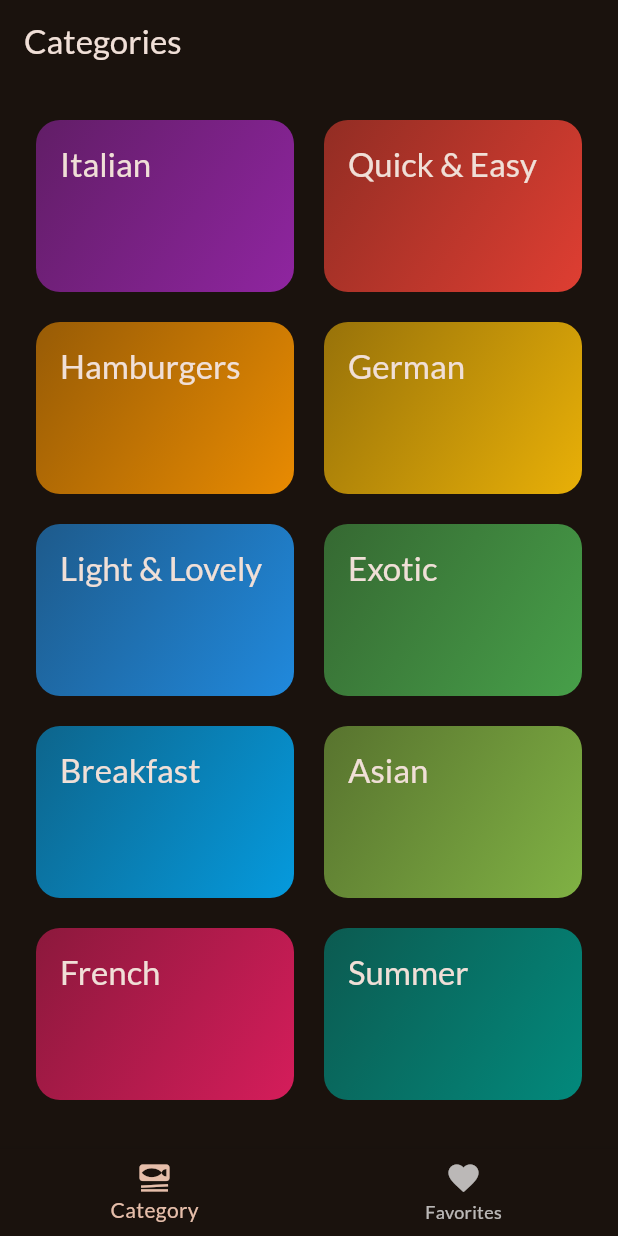
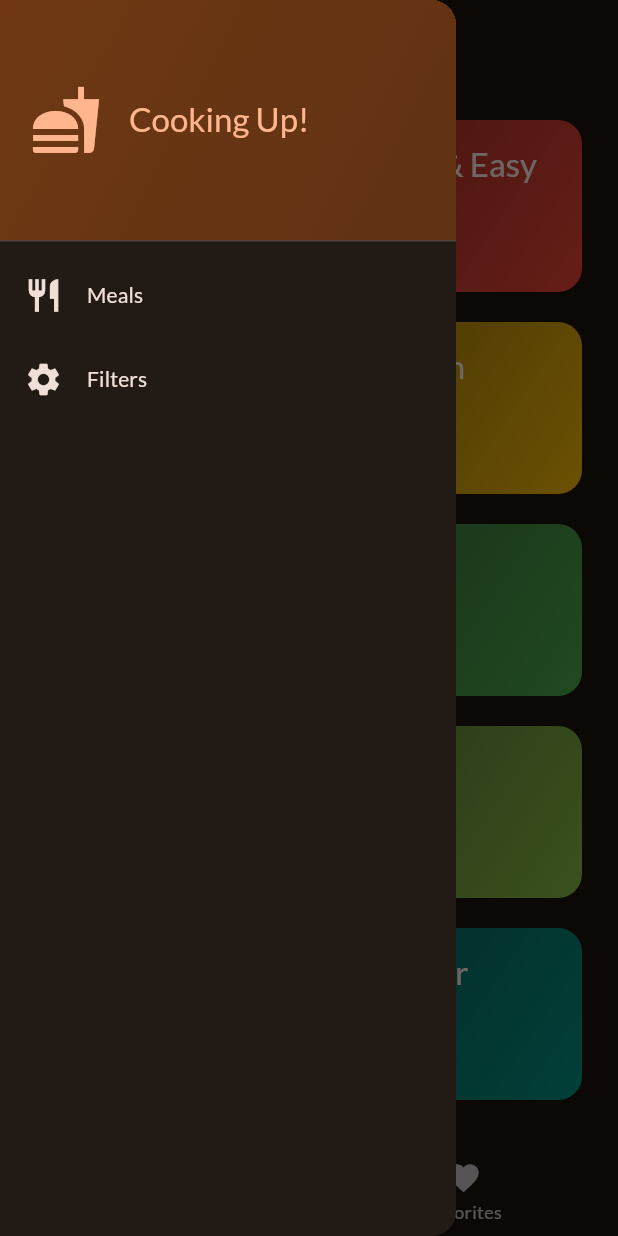
Before and after one commit to Selvababu93/mealsApp, a Flutter app: the screen it shows after launch, with the side drawer open (before the commit the screen has no drawer), on a phone screen of 412 x 824 dp. Run offline on Flutter 3.47's test engine with Material 3 defaults, Android fonts, the phone set to English and light mode, and no system bars; our stand-ins replace google_fonts, transparent_image.

Commit message:
saving filters state

```diff
--- a/lib/screens/categories.dart
+++ b/lib/screens/categories.dart
@@ -1,23 +1,37 @@
 import 'package:flutter/material.dart';
 import 'package:meals_app/data/dummy_data.dart';
 import 'package:meals_app/models/category.dart';
+import 'package:meals_app/models/meal.dart';
 import 'package:meals_app/screens/meals.dart';
 import 'package:meals_app/widgets/category_grid_item.dart';
 
 class CategoryScreen extends StatelessWidget {
-  const CategoryScreen({super.key});
+  const CategoryScreen({super.key, required this.onToggleFavorite, required this.availableMeals});
+
+  final void Function(Meal meal) onToggleFavorite;
+
+  // receiving filtered meals from tab screen (veg, gluten, vegan)
+  final List<Meal> availableMeals;
 
   // to navigate to mealScreen
   void _selectCategory(BuildContext context, Category category) {
     // Filter the meals for selected category
-    final filteredMeals = dummyMeals
-        .where((meal) => meal.categories.contains(category.id))
+    final filteredMeals = availableMeals
+        .where((meal) => meal.categories.contains((category.id)))
         .toList();
+    // Filter the meals for selected category
+    // final filteredMeals = dummyMeals
+    //     .where((meal) => meal.categories.contains((category.id)))
+    //     .toList();
 
     // Routing to other screen
     Navigator.of(context).push(
       MaterialPageRoute(
-        builder: (ctx) => MealsScreen(title: category.title, meals: filteredMeals),
+        builder: (ctx) => MealsScreen(
+          title: category.title,
+          meals: filteredMeals,
+          onToggleFavorite: onToggleFavorite,
+        ),
       ),
     );
   }
--- a/lib/screens/tabs.dart
+++ b/lib/screens/tabs.dart
@@ -1,6 +1,17 @@
 import 'package:flutter/material.dart';
+import 'package:meals_app/data/dummy_data.dart';
+import 'package:meals_app/models/meal.dart';
 import 'package:meals_app/screens/categories.dart';
+import 'package:meals_app/screens/filters.dart';
 import 'package:meals_app/screens/meals.dart';
+import 'package:meals_app/widgets/main_drawer.dart';
+
+const kInitialFilters = {
+  Filter.glutenFree: false,
+  Filter.lactoseFree: false,
+  Filter.vegetarian: false,
+  Filter.vegan: false,
+};
 
 class TabsScreen extends StatefulWidget {
   const TabsScreen({super.key});
@@ -10,6 +21,31 @@ class TabsScreen extends StatefulWidget {
 
 class _TabsScreenState extends State<TabsScreen> {
   int _selectedPageIndex = 0;
+  final List<Meal> _favoriteMeals = [];
+
+  Map<Filter, bool> _selectedFilters = kInitialFilters;
+
+  // this func used to show msg after adding or removing meal to favorites
+  void _showInfoMessage(String message) {
+    ScaffoldMessenger.of(context).clearSnackBars();
+    ScaffoldMessenger.of(context).showSnackBar(SnackBar(content: Text(message)));
+  }
+
+  //   favorites add and remove func
+  void _toggleMealFavoriteStatus(Meal meal) {
+    final isExisting = _favoriteMeals.contains(meal);
+    if (isExisting) {
+      setState(() {
+        _favoriteMeals.remove(meal);
+        _showInfoMessage(meal.title + ' removed from Fav');
+      });
+    } else {
+      setState(() {
+        _favoriteMeals.add(meal);
+        _showInfoMessage(meal.title + ' added to Fav');
+      });
+    }
+  }
 
   void _selectPage(int index) {
     setState(() {
@@ -17,17 +53,51 @@ class _TabsScreenState extends State<TabsScreen> {
     });
   }
 
+  void _setScreen(String identifier) async {
+    Navigator.of(context).pop();
+    if (identifier == 'filters') {
+      final result = await Navigator.of(context).push<Map<Filter, bool>>(
+        MaterialPageRoute(builder: (ctx) => FiltersScreen(currentFilters: _selectedFilters)),
+      );
+      // print(result);
+
+      setState(() {
+        _selectedFilters = result ?? kInitialFilters;
+      });
+    }
+  }
+
   @override
   Widget build(context) {
-    Widget activePage = const CategoryScreen();
+    final availableMeals = dummyMeals.where((meal) {
+      if (_selectedFilters[Filter.glutenFree]! && !meal.isGlutenFree) {
+        return false;
+      }
+      if (_selectedFilters[Filter.lactoseFree]! && !meal.isLactoseFree) {
+        return false;
+      }
+      if (_selectedFilters[Filter.vegetarian]! && !meal.isVegetarian) {
+        return false;
+      }
+      if (_selectedFilters[Filter.vegan]! && !meal.isVegan) {
+        return false;
+      }
+      return true;
+    }).toList();
+
+    Widget activePage = CategoryScreen(
+      onToggleFavorite: _toggleMealFavoriteStatus,
+      availableMeals: availableMeals,
+    );
     var activePageTitle = 'Categories';
 
     if (_selectedPageIndex == 1) {
-      activePage = const MealsScreen(meals: []);
+      activePage = MealsScreen(meals: _favoriteMeals, onToggleFavorite: _toggleMealFavoriteStatus);
       activePageTitle = "Your Favorites";
     }
     return Scaffold(
       appBar: AppBar(title: Text(activePageTitle)),
+      drawer: MainDrawer(onSelectScreen: _setScreen),
       body: activePage,
       bottomNavigationBar: BottomNavigationBar(
         onTap: _selectPage,
--- /dev/null
+++ b/lib/widgets/main_drawer.dart
@@ -0,0 +1,72 @@
+import 'package:flutter/material.dart';
+
+class MainDrawer extends StatelessWidget {
+  const MainDrawer({super.key, required this.onSelectScreen});
+
+  final void Function(String identifier) onSelectScreen;
+
+  @override
+  Widget build(context) {
+    return Drawer(
+      child: Column(
+        children: [
+          // this is header of drawer
+          DrawerHeader(
+            padding: const EdgeInsets.all(20),
+            decoration: BoxDecoration(
+              gradient: LinearGradient(
+                colors: [
+                  Theme.of(context).colorScheme.primaryContainer,
+                  Theme.of(context).colorScheme.primaryContainer.withValues(alpha: 0.8),
+                ],
+                begin: Alignment.topLeft,
+                end: Alignment.bottomRight,
+              ),
+            ),
+            child: Row(
+              children: [
+                Icon(Icons.fastfood, size: 48, color: Theme.of(context).colorScheme.primary),
+                const SizedBox(width: 18),
+                Text(
+                  'Cooking Up!',
+                  style: Theme.of(
+                    context,
+                  ).textTheme.titleLarge!.copyWith(color: Theme.of(context).colorScheme.primary),
+                ),
+              ],
+            ),
+          ),
+          // here's the drawer items
+          ListTile(
+            leading: Icon(
+              Icons.restaurant,
+              size: 26,
+              color: Theme.of(context).colorScheme.onSurface,
+            ),
+            title: Text(
+              'Meals',
+              style: Theme.of(
+                context,
+              ).textTheme.titleSmall!.copyWith(color: Theme.of(context).colorScheme.onSurface),
+            ),
+            onTap: () {
+              onSelectScreen('meals');
+            },
+          ),
+          ListTile(
+            leading: Icon(Icons.settings, size: 26, color: Theme.of(context).colorScheme.onSurface),
+            title: Text(
+              'Filters',
+              style: Theme.of(
+                context,
+              ).textTheme.titleSmall!.copyWith(color: Theme.of(context).colorScheme.onSurface),
+            ),
+            onTap: () {
+              onSelectScreen('filters');
+            },
+          ),
+        ],
+      ),
+    );
+  }
+}
```
Also changed, not shown: lib/screens/filters.dart (added, +155 -0 lines), lib/screens/meal_details.dart (+14 -2 lines), lib/screens/meals.dart (+8 -2 lines), 1 other file.
